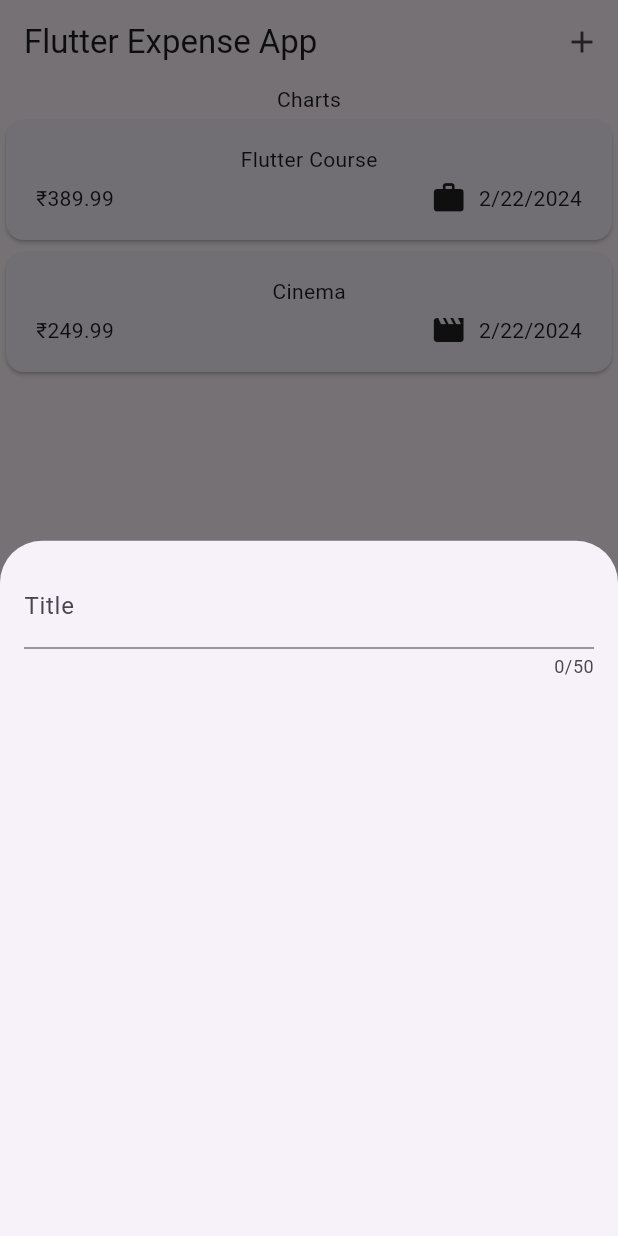
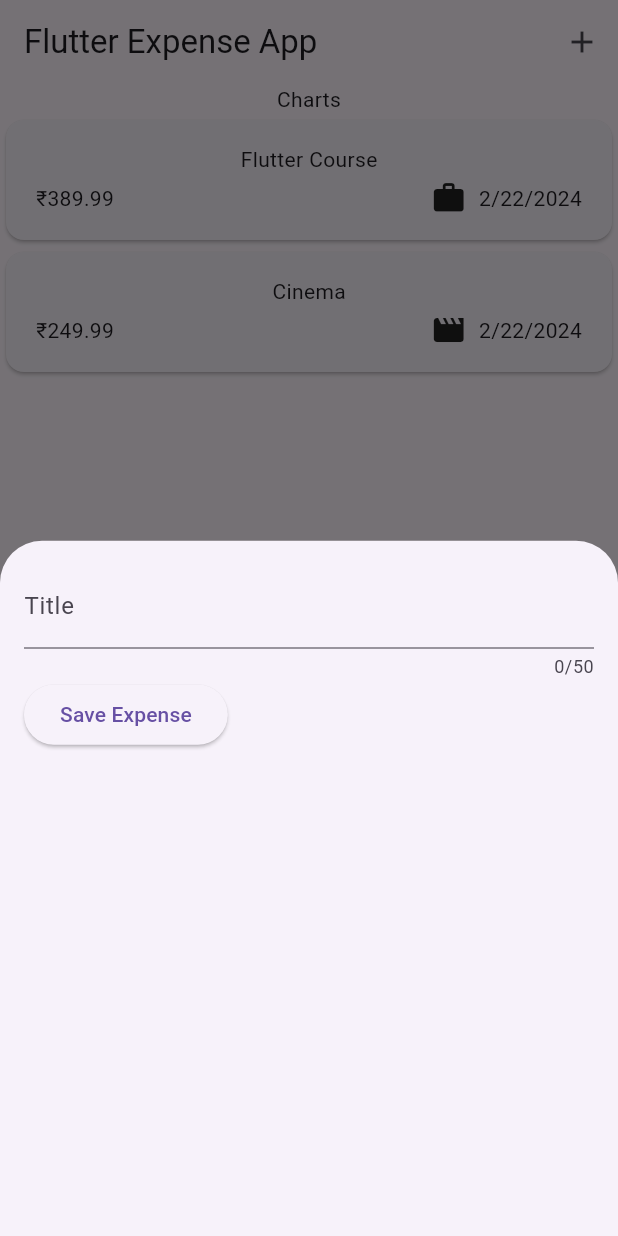
Before and after one commit to Defalt2-O/expense_tracker_app, a Flutter app: the screen it shows after launch, after a tap on the "add" icon, on a phone screen of 412 x 824 dp. Run offline on Flutter 3.47's test engine with Material 3 defaults, Android fonts, the phone set to English and light mode, and no system bars.

Commit message:
Input Title Saved to variable.

```diff
--- a/lib/widgets/new_expense.dart
+++ b/lib/widgets/new_expense.dart
@@ -10,19 +10,36 @@ class NewExpense extends StatefulWidget {
 }
 
 class _NewExpenseState extends State<NewExpense> {
+  var _enteredValue = '';
+
+  void _saveTitleInput(String inputValue) {
+    _enteredValue = inputValue;
+  }
+
   @override
   Widget build(BuildContext context) {
-    return const Padding(
-      padding: EdgeInsets.all(16),
+    return Padding(
+      padding: const EdgeInsets.all(16),
       child: Column(
         children: [
           TextField(
+            onChanged:
+                _saveTitleInput, //onChanged is executed each time the TextField widget value changes.
             //Used to accept inputs from the user
             maxLength: 50,
-            decoration: InputDecoration(
+            decoration: const InputDecoration(
               //In order for a label to be provided, we must access the decoration argument first
               label: Text('Title'),
             ),
+          ),
+          Row(
+            children: [
+              ElevatedButton(
+                  onPressed: () {
+                    print(_enteredValue);
+                  },
+                  child: const Text('Save Expense'))
+            ],
           ),
         ],
       ),
```
